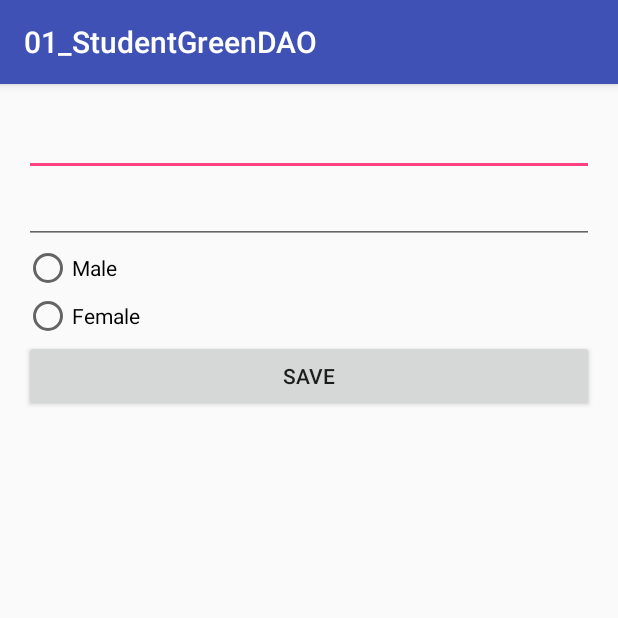
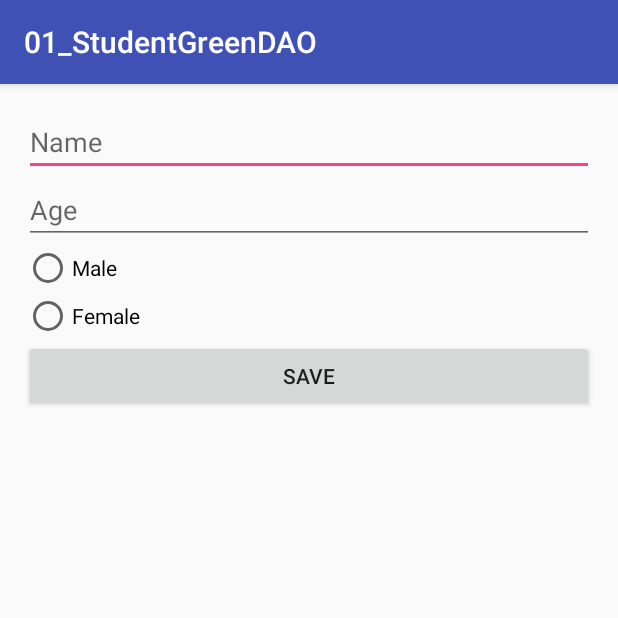
Before and after one commit to camposmiguel/euromind_poznan, an Android app: the NewStudentActivity screen opened directly, with no data from a screen before it, on a phone screen of 412 x 824 dp, the top half of it. Run offline under Robolectric (Android 15) with nearby library versions, the phone set to English and light mode, and no system bars.

Commit message:
greendao

```diff
--- a/04_Database/01_StudentGreenDAO/app/src/main/java/com/miguelcr/studentgreendao/NewStudentActivity.java
+++ b/04_Database/01_StudentGreenDAO/app/src/main/java/com/miguelcr/studentgreendao/NewStudentActivity.java
@@ -49,5 +49,8 @@ public class NewStudentActivity extends AppCompatActivity implements View.OnClic
         newStudent.setSex(sex);
 
         studentDao.insert(newStudent);
+
+        // destroy the current activity
+        finish();
     }
 }
--- a/04_Database/01_StudentGreenDAO/app/src/main/res/layout/activity_new_student.xml
+++ b/04_Database/01_StudentGreenDAO/app/src/main/res/layout/activity_new_student.xml
@@ -13,12 +13,14 @@
     <EditText
         android:layout_width="match_parent"
         android:layout_height="wrap_content"
-        android:id="@+id/editTextName"/>
+        android:id="@+id/editTextName"
+        android:hint="Name"/>
 
     <EditText
         android:layout_width="match_parent"
         android:layout_height="wrap_content"
-        android:id="@+id/editTextAge"/>
+        android:id="@+id/editTextAge"
+        android:hint="Age"/>
 
     <RadioGroup xmlns:android="http://schemas.android.com/apk/res/android"
         android:layout_width="fill_parent"
--- /dev/null
+++ b/04_Database/01_StudentGreenDAO/app/src/main/res/menu/context_menu_students.xml
@@ -0,0 +1,6 @@
+<?xml version="1.0" encoding="utf-8"?>
+<menu xmlns:android="http://schemas.android.com/apk/res/android">
+
+    <item android:title="Edit student" android:id="@+id/edit_student" />
+    <item android:title="Delete student" android:id="@+id/delete_student" />
+</menu>
```
Also changed, not shown: 04_Database/01_StudentGreenDAO/app/src/main/java/com/miguelcr/studentgreendao/MainActivity.java (+50 -5 lines).
